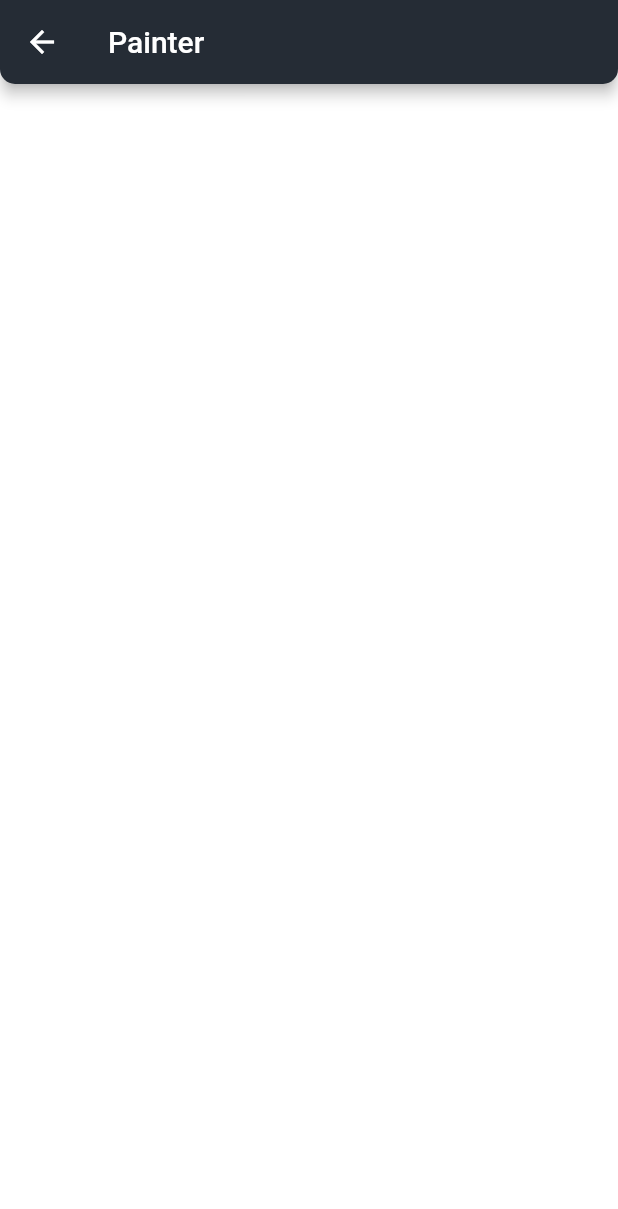
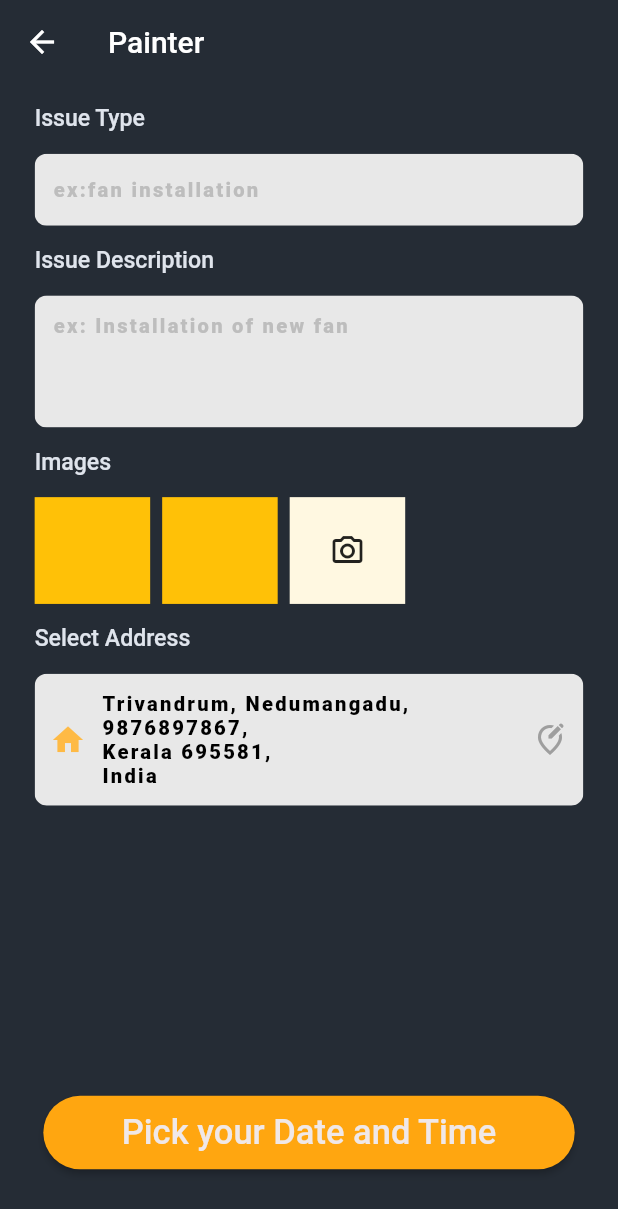
Before and after one commit to TL-TECHNOLOGIES-PRIVATE-LIMITED/tl-everyhome-mobile, a Flutter app: the CusHomeScreen screen opened by its route, after a tap on "Painter", on a phone screen of 412 x 824 dp. Shown: the top 1209 px of the screen. Run offline on Flutter 3.47's test engine with Material 2 defaults, Android fonts, the phone set to English and light mode, and no system bars; our stand-ins replace flutter_screenutil, flutter_svg, iconly, material_design_icons_flutter, pinput.

Commit message:
customer module book worker screen ui done

```diff
--- a/lib/presentation/main_app.dart
+++ b/lib/presentation/main_app.dart
@@ -7,6 +7,7 @@ import 'package:every_home/presentation/login/sign_up_screen/sign_up_screen.dart
 import 'package:every_home/presentation/modules/customer/cus_book_worker/cus_book_worker.dart';
 import 'package:every_home/presentation/modules/customer/cus_main_screen/cus_main_screen.dart';
 import 'package:every_home/presentation/modules/customer/cus_profile_screen/cus_profile_screen.dart';
+import 'package:every_home/presentation/modules/customer/date_and_time_screen/date_and_time_screen.dart';
 import 'package:every_home/presentation/modules/customer/home_screen/home_screen.dart';
 import 'package:every_home/presentation/notification_screen/notification_screen.dart';
 import 'package:every_home/presentation/splash/onboarding.dart';
@@ -23,7 +24,15 @@ class MainApp extends StatelessWidget {
     return ScreenUtilInit(
         designSize: const Size(428, 926),
         builder: (context, _) {
-          return MaterialApp(
+          return GestureDetector(
+            onTap: () {
+              FocusScopeNode currentFocus = FocusScope.of(context);
+
+              if (!currentFocus.hasPrimaryFocus) {
+                currentFocus.unfocus();
+              }
+            },
+            child: MaterialApp(
               title: 'Every home',
               debugShowCheckedModeBanner: false,
               theme: LightTheme().themeLight,
@@ -42,7 +51,9 @@ class MainApp extends StatelessWidget {
                 '/cus_main_screen': (context) => CusMainScreen(),
                 '/cus_profile_screen': (context) => const CusProfileScreen(),
                 '/cus_book_worker': (context) => const CusBookWorker(),
+                '/date_and_time_screen': (context) => const DateAndTimeScreen(),
               },
+            ),
           );
         });
   }
--- a/lib/presentation/modules/customer/cus_book_worker/cus_book_worker.dart
+++ b/lib/presentation/modules/customer/cus_book_worker/cus_book_worker.dart
@@ -1,16 +1,136 @@
+import 'dart:developer';
+
+import 'package:every_home/domain/core/theme.dart';
+import 'package:every_home/presentation/modules/customer/cus_book_worker/widgets/custom_image_container.dart';
+import 'package:every_home/presentation/modules/customer/cus_book_worker/widgets/custom_title_text.dart';
+import 'package:every_home/presentation/widgets/custom_button.dart';
+import 'package:every_home/presentation/widgets/custom_form_field.dart';
 import 'package:flutter/material.dart';
+import 'package:flutter_screenutil/flutter_screenutil.dart';
 
-class CusBookWorker extends StatelessWidget {
+class CusBookWorker extends StatefulWidget {
   const CusBookWorker({super.key});
+
+  @override
+  State<CusBookWorker> createState() => _CusBookWorkerState();
+}
+
+class _CusBookWorkerState extends State<CusBookWorker> {
+  final formGlobalKey = GlobalKey<FormState>();
+
+  final ValueNotifier<bool> editTextFieldNotifier = ValueNotifier(true);
+
+  final TextEditingController issueTypeContoller = TextEditingController();
+
+  final TextEditingController issueDescriptionContoller =
+      TextEditingController();
+
+  final TextEditingController cusAddressContoller = TextEditingController();
+  @override
+  void initState() {
+    super.initState();
+    cusAddressContoller.text =
+        'Trivandrum, Nedumangadu,\n9876897867,\nKerala 695581, \nIndia';
+  }
 
   @override
   Widget build(BuildContext context) {
     final args = ModalRoute.of(context)!.settings.arguments;
-    return Scaffold(
-      appBar: AppBar(
-        title: Text(args.toString()),
+    return GestureDetector(
+      onTap: () {
+        FocusManager.instance.primaryFocus?.unfocus();
+      },
+      child: Scaffold(
+        backgroundColor: LigthColor().bgColorGrey,
+        appBar: AppBar(
+          elevation: 0,
+          title: Text(args.toString()),
+        ),
+        body: SingleChildScrollView(
+          child: Padding(
+            padding: EdgeInsets.symmetric(horizontal: 24.w),
+            child: Column(
+              crossAxisAlignment: CrossAxisAlignment.start,
+              children: [
+                const CustomTitleText(
+                  title: 'Issue Type',
+                ),
+                CustomFormField(
+                  hintText: 'ex:fan installation',
+                  controller: issueTypeContoller,
+                ),
+                const CustomTitleText(title: 'Issue Description'),
+                CustomFormField(
+                  hintText: 'ex: Installation of new fan',
+                  maxLines: 5,
+                  minLines: 4,
+                  controller: issueDescriptionContoller,
+                ),
+                // Padding(
+                //   padding: const EdgeInsets.symmetric(vertical: 16.0),
+                //   child: ClipRRect(
+                //     borderRadius: BorderRadius.circular(10),
+                //     child: Container(
+                //       height: 60.h,
+                //       decoration: BoxDecoration(
+                //         border: Border.all(
+                //           color: Colors.amber,
+                //         ),
+                //       ),
+                //     ),
+                //   ),
+                // ),
+                const CustomTitleText(title: 'Images'),
+                const CustomImageContainer(),
+                const CustomTitleText(title: 'Select Address'),
+                ValueListenableBuilder(
+                  valueListenable: editTextFieldNotifier,
+                  builder: (context, value, _) {
+                    return CustomFormField(
+                      controller: cusAddressContoller,
+                      // onChanged: (value) {
+                      //   cusAddressContoller.text = value;
+                      // },
+                      prefixIcon: const Icon(
+                        Icons.home,
+                        color: Color(0xffFEBA45),
+                      ),
+                      suffixIcon: GestureDetector(
+                        onTap: () {
+                          editTextFieldNotifier.value =
+                              !editTextFieldNotifier.value;
+                        },
+                        child: const Icon(
+                          Icons.edit_location_alt_outlined,
+                          color: Colors.grey,
+                        ),
+                      ),
+                      hintText: 'Enter your address',
+                      maxLines: 5,
+                      readOnly: value,
+                      minLines: 4,
+                      // initialValue:
+                      //     'Trivandrum, Nedumangadu,\n9876897867,\nKerala 695581, \nIndia',
+                    );
+                  },
+                ),
+              ],
+            ),
+          ),
+        ),
+        bottomNavigationBar: Padding(
+          padding: EdgeInsets.only(left: 30.w, right: 30.w, bottom: 50.h),
+          child: CustomYellowButton(
+            label: 'Pick your Date and Time',
+            bgColor: const Color(0xffFFA610),
+            labelColor: const Color(0xffF0E8E8),
+            onPress: () {
+              //TODO book worker authentication
+              log(cusAddressContoller.text.toString());
+            },
+          ),
+        ),
       ),
-      // body: ,
     );
   }
 }
--- /dev/null
+++ b/lib/presentation/modules/customer/cus_book_worker/widgets/custom_address_field.dart
@@ -0,0 +1,42 @@
+import 'package:every_home/presentation/widgets/custom_form_field.dart';
+import 'package:flutter/material.dart';
+
+class CustomAddressField extends StatelessWidget {
+ CustomAddressField({
+    super.key, this.controller,
+  });
+
+  final ValueNotifier<bool> editTextFieldNotifier = ValueNotifier(true);
+  final TextEditingController? controller;
+
+  @override
+  Widget build(BuildContext context) {
+    return ValueListenableBuilder(
+      valueListenable: editTextFieldNotifier,
+      builder: (context, value, _) {
+        return CustomFormField(
+          controller: controller,
+          prefixIcon: const Icon(
+            Icons.home,
+            color: Color(0xffFEBA45),
+          ),
+          suffixIcon: GestureDetector(
+            onTap: () {
+              editTextFieldNotifier.value = !editTextFieldNotifier.value;
+            },
+            child: const Icon(
+              Icons.edit_location_alt_outlined,
+              color: Colors.grey,
+            ),
+          ),
+          hintText: 'Enter your address',
+          maxLines: 5,
+          readOnly: value,
+          minLines: 4,
+          initialValue:
+              'Trivandrum, Nedumangadu,\n9876897867,\nKerala 695581, \nIndia',
+        );
+      },
+    );
+  }
+}
--- /dev/null
+++ b/lib/presentation/modules/customer/cus_book_worker/widgets/custom_image_container.dart
@@ -0,0 +1,44 @@
+
+import 'package:flutter/material.dart';
+import 'package:flutter_screenutil/flutter_screenutil.dart';
+
+class CustomImageContainer extends StatelessWidget {
+  const CustomImageContainer({
+    super.key,
+  });
+
+  @override
+  Widget build(BuildContext context) {
+    return Row(
+      children: [
+        Padding(
+          padding: const EdgeInsets.only(right: 8.0),
+          child: Container(
+            width: 80.w,
+            height: 80.h,
+            color: Colors.amber,
+          ),
+        ),
+        Padding(
+          padding: const EdgeInsets.only(right: 8.0),
+          child: Container(
+            width: 80.w,
+            height: 80.h,
+            color: Colors.amber,
+          ),
+        ),
+        Padding(
+          padding: const EdgeInsets.only(right: 8.0),
+          child: Container(
+            width: 80.w,
+            height: 80.h,
+            color: Colors.amber[50],
+            child: const Center(
+              child: Icon(Icons.camera_alt_outlined),
+            ),
+          ),
+        ),
+      ],
+    );
+  }
+}
--- /dev/null
+++ b/lib/presentation/modules/customer/cus_book_worker/widgets/custom_title_text.dart
@@ -0,0 +1,26 @@
+
+import 'package:flutter/material.dart';
+import 'package:flutter_screenutil/flutter_screenutil.dart';
+
+class CustomTitleText extends StatelessWidget {
+  const CustomTitleText({
+    super.key,
+    required this.title,
+  });
+  final String title;
+
+  @override
+  Widget build(BuildContext context) {
+    return Padding(
+      padding: EdgeInsets.symmetric(vertical: 16.h),
+      child: Text(
+        title,
+        style: TextStyle(
+          fontSize: 16.sp,
+          fontWeight: FontWeight.w500,
+          color: const Color(0xffDFE4EC),
+        ),
+      ),
+    );
+  }
+}
--- /dev/null
+++ b/lib/presentation/modules/customer/date_and_time_screen/date_and_time_screen.dart
@@ -0,0 +1,14 @@
+import 'package:flutter/material.dart';
+
+class DateAndTimeScreen extends StatelessWidget {
+  const DateAndTimeScreen({super.key});
+
+  @override
+  Widget build(BuildContext context) {
+    return Scaffold(
+      appBar: AppBar(
+        title: const Text('Select Date & Time'),
+      ),
+    );
+  }
+}
--- a/lib/presentation/widgets/custom_form_field.dart
+++ b/lib/presentation/widgets/custom_form_field.dart
@@ -13,6 +13,10 @@ class CustomFormField extends StatelessWidget {
     this.obscureText,
     this.keyboardType,
     this.textInputAction,
+    this.maxLines,
+    this.minLines,
+    this.initialValue,
+    this.readOnly,
   });
   final TextEditingController? controller;
   final String hintText;
@@ -23,6 +27,10 @@ class CustomFormField extends StatelessWidget {
   final bool? obscureText;
   final TextInputType? keyboardType;
   final TextInputAction? textInputAction;
+  final int? maxLines;
+  final int? minLines;
+  final String? initialValue;
+  final bool? readOnly;
 
   @override
   Widget build(BuildContext context) {
@@ -31,15 +39,22 @@ class CustomFormField extends StatelessWidget {
       child: ClipRRect(
         borderRadius: BorderRadius.circular(8),
         child: TextFormField(
+          initialValue: initialValue,
           style: TextStyle(color: Colors.black, fontSize: 14.sp),
+          scrollPadding: EdgeInsets.only(
+              bottom: MediaQuery.of(context).viewInsets.bottom + 14.sp * 4),
           obscureText: obscureText ?? false,
           keyboardType: keyboardType,
           textInputAction: textInputAction,
           controller: controller,
           onChanged: onChanged,
           validator: validator,
+          maxLines: maxLines ?? 1,
+          minLines: minLines,
+          readOnly: readOnly ?? false,
           decoration: InputDecoration(
             suffixIconConstraints: BoxConstraints.tightForFinite(width: 50.h),
+            prefixIconConstraints: BoxConstraints.tightForFinite(width: 50.h),
             suffixIcon: suffixIcon,
             prefixIcon: prefixIcon,
             border: InputBorder.none,
--- a/pubspec.yaml
+++ b/pubspec.yaml
@@ -32,6 +32,7 @@ dependencies:
   flutter:
     sdk: flutter
   flutter_launcher_icons: ^0.12.0
+  flutter_native_splash: ^2.2.18
   flutter_screenutil: ^5.6.1
   flutter_svg: ^2.0.2
   iconly: ^1.0.1
```
Also changed, not shown: pubspec.lock. Lines whose indentation alone changed are shown as unchanged.
